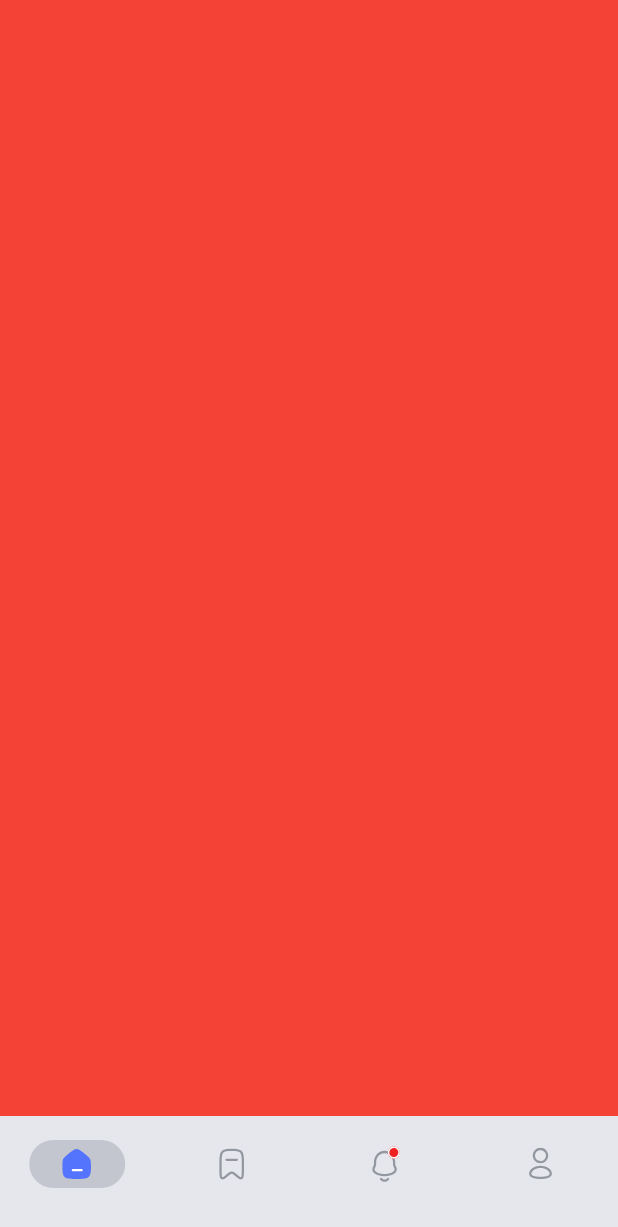
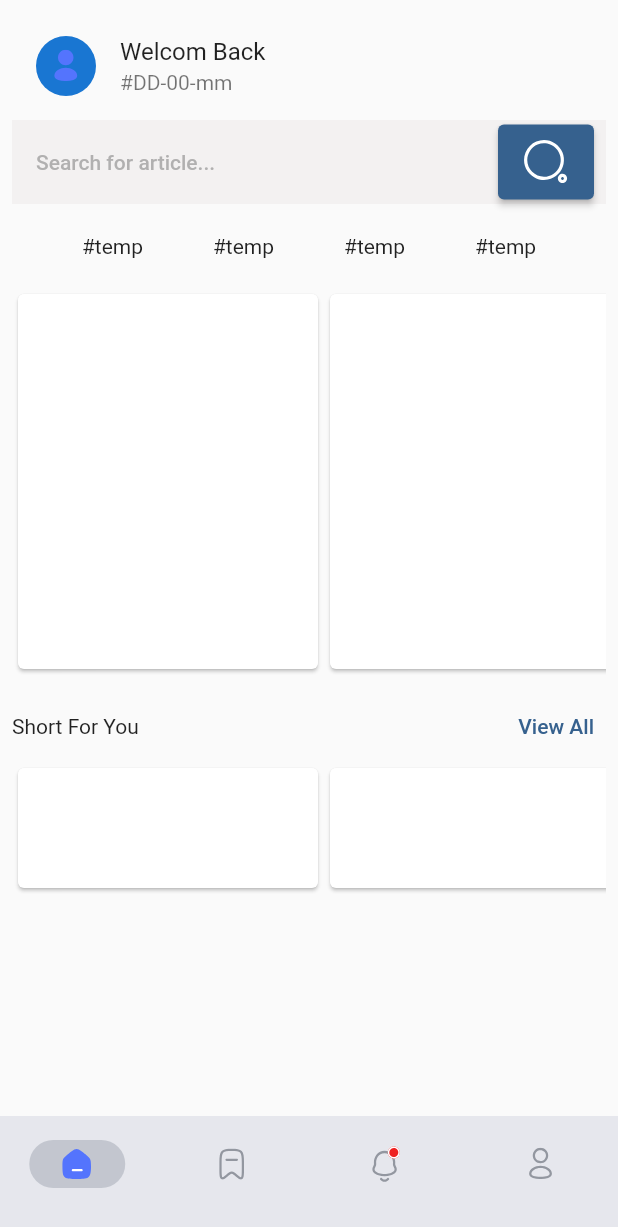
Before and after one commit to gjake122221/travel_news_app, a Flutter app: the screen it shows after launch, on a phone screen of 412 x 824 dp. Shown: the top 1227 px of the screen. Run offline on Flutter 3.47's test engine with Material 2 defaults, Android fonts, the phone set to English and light mode, and no system bars; our stand-ins replace flutter_svg.

Commit message:
Add Page_Home.dart for my home page

```diff
--- a/lib/pages/HomePage.dart
+++ b/lib/pages/HomePage.dart
@@ -1,6 +1,7 @@
 import 'package:flutter/material.dart';
 
 import '../data/LocalData.dart';
+import 'Page_home.dart';
 
 class HomePage extends StatefulWidget {
   const HomePage({super.key});
@@ -15,7 +16,6 @@ class _HomePageState extends State<HomePage> {
   Widget build(BuildContext context) {
     var widthofcontext = MediaQuery.of(context).size.width;
     var heightofcontext = MediaQuery.of(context).size.height;
-    var getdata = DataSets();
     return SafeArea(
       child: Scaffold(
         bottomNavigationBar: NavigationBar(
@@ -27,33 +27,29 @@ class _HomePageState extends State<HomePage> {
           selectedIndex: currentPageIndex,
           destinations: [
             NavigationDestination(
-              icon: getdata.getImages('home_unselected_icon'),
-              selectedIcon: getdata.getImages('home_selected_icon'),
+              icon: DataSets().getImages('home_unselected_icon'),
+              selectedIcon: DataSets().getImages('home_selected_icon'),
               label: '',
             ),
             NavigationDestination(
-              icon: getdata.getImages('bookmark_unselected_icon'),
-              selectedIcon: getdata.getImages('bookmark_selected_icon'),
+              icon: DataSets().getImages('bookmark_unselected_icon'),
+              selectedIcon: DataSets().getImages('bookmark_selected_icon'),
               label: '',
             ),
             NavigationDestination(
-              icon: getdata.getImages('notification_unselected_icon'),
-              selectedIcon: getdata.getImages('notification_selected_icon'),
+              icon: DataSets().getImages('notification_unselected_icon'),
+              selectedIcon: DataSets().getImages('notification_selected_icon'),
               label: '',
             ),
             NavigationDestination(
-              icon: getdata.getImages('profile_unselected_icon'),
-              selectedIcon: getdata.getImages('profile_selected_icon'),
+              icon: DataSets().getImages('profile_unselected_icon'),
+              selectedIcon: DataSets().getImages('profile_selected_icon'),
               label: '',
             ),
           ],
         ),
         body: <Widget>[
-          Container(
-            width: widthofcontext,
-            height: heightofcontext,
-            color: Colors.red,
-          ),
+          Page_Home(),
           Container(
             width: widthofcontext,
             height: heightofcontext,
--- /dev/null
+++ b/lib/pages/Page_home.dart
@@ -0,0 +1,146 @@
+import 'package:flutter/material.dart';
+
+import '../data/LocalData.dart';
+
+class Page_Home extends StatelessWidget {
+  const Page_Home({super.key});
+
+  @override
+  Widget build(BuildContext context) {
+    var widthofcontext = MediaQuery.of(context).size.width;
+    var heightofcontext = MediaQuery.of(context).size.height;
+    return SizedBox(
+      width: widthofcontext,
+      height: heightofcontext,
+      child: Padding(
+        padding: const EdgeInsets.all(8.0),
+        child: Column(
+          children: [
+            ListTile(
+              leading: CircleAvatar(
+                child: DataSets().getImages('profile_selected_icon'),
+              ),
+              title: Text('Welcom Back'),
+              subtitle: Text('#DD-00-mm'),
+            ),
+            SearchBar(
+              shape: MaterialStatePropertyAll(RoundedRectangleBorder()),
+              elevation: MaterialStatePropertyAll(0),
+              backgroundColor: MaterialStatePropertyAll(Color(0xFFF3F1F1)),
+              hintStyle: MaterialStatePropertyAll(
+                TextStyle(color: Color(0x96838383)),
+              ),
+              hintText: 'Search for article...',
+              trailing: <Widget>[
+                ElevatedButton(
+                  onPressed: () => '',
+                  child: SizedBox(
+                    width: 30,
+                    height: 50,
+                    child: DataSets().getImages('search_icon'),
+                  ),
+                ),
+              ],
+            ),
+            Padding(
+              padding: const EdgeInsets.only(top: 20),
+              child: Row(
+                mainAxisAlignment: MainAxisAlignment.spaceEvenly,
+                children: [
+                  Text('#temp'),
+                  Text('#temp'),
+                  Text('#temp'),
+                  Text('#temp'),
+                ],
+              ),
+            ),
+            Padding(
+              padding: const EdgeInsets.only(top: 20),
+              child: SingleChildScrollView(
+                scrollDirection: Axis.horizontal,
+                child: Row(
+                  children: [
+                    Card(
+                      child: SizedBox(
+                        width: 200,
+                        height: 250,
+                      ),
+                    ),
+                    Card(
+                      child: SizedBox(
+                        width: 200,
+                        height: 250,
+                      ),
+                    ),
+                    Card(
+                      child: SizedBox(
+                        width: 200,
+                        height: 250,
+                      ),
+                    ),
+                    Card(
+                      child: SizedBox(
+                        width: 200,
+                        height: 250,
+                      ),
+                    )
+                  ],
+                ),
+              ),
+            ),
+            Padding(
+              padding: const EdgeInsets.only(
+                top: 10,
+              ),
+              child: Column(
+                children: [
+                  Row(
+                    mainAxisAlignment: MainAxisAlignment.spaceBetween,
+                    children: [
+                      Text('Short For You'),
+                      TextButton(onPressed: () => '', child: Text('View All'))
+                    ],
+                  ),
+                  Padding(
+                    padding: const EdgeInsets.only(top: 0),
+                    child: SingleChildScrollView(
+                      scrollDirection: Axis.horizontal,
+                      child: Row(
+                        children: [
+                          Card(
+                            child: SizedBox(
+                              width: 200,
+                              height: 80,
+                            ),
+                          ),
+                          Card(
+                            child: SizedBox(
+                              width: 200,
+                              height: 80,
+                            ),
+                          ),
+                          Card(
+                            child: SizedBox(
+                              width: 200,
+                              height: 80,
+                            ),
+                          ),
+                          Card(
+                            child: SizedBox(
+                              width: 200,
+                              height: 80,
+                            ),
+                          )
+                        ],
+                      ),
+                    ),
+                  ),
+                ],
+              ),
+            )
+          ],
+        ),
+      ),
+    );
+  }
+}
```
